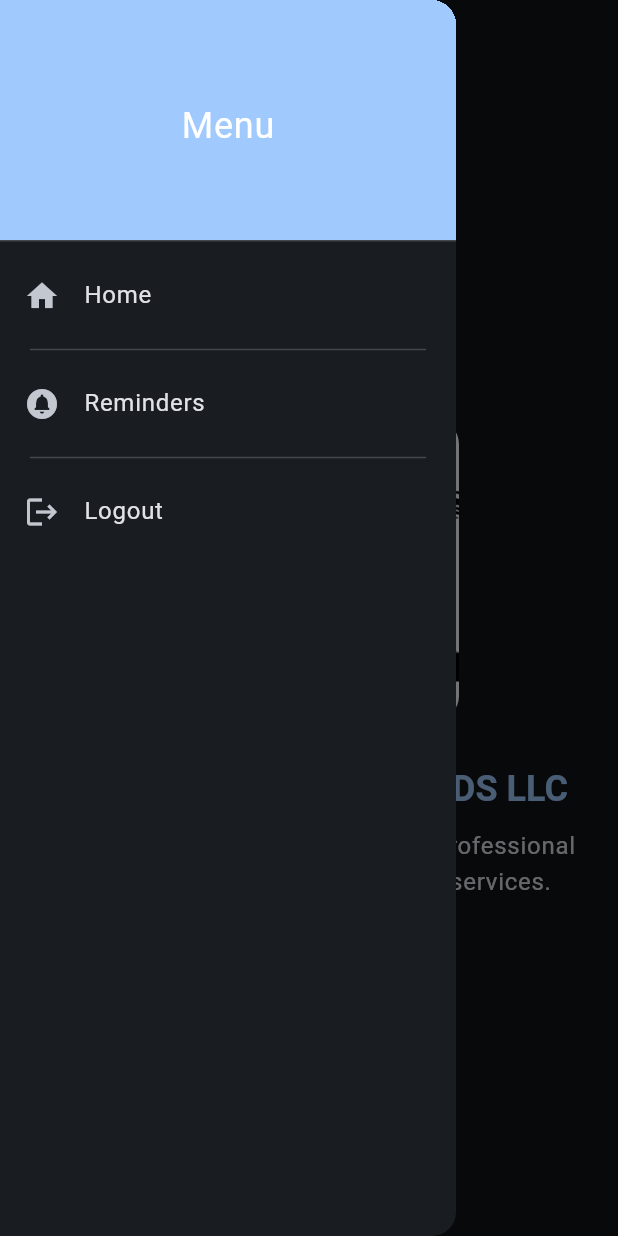
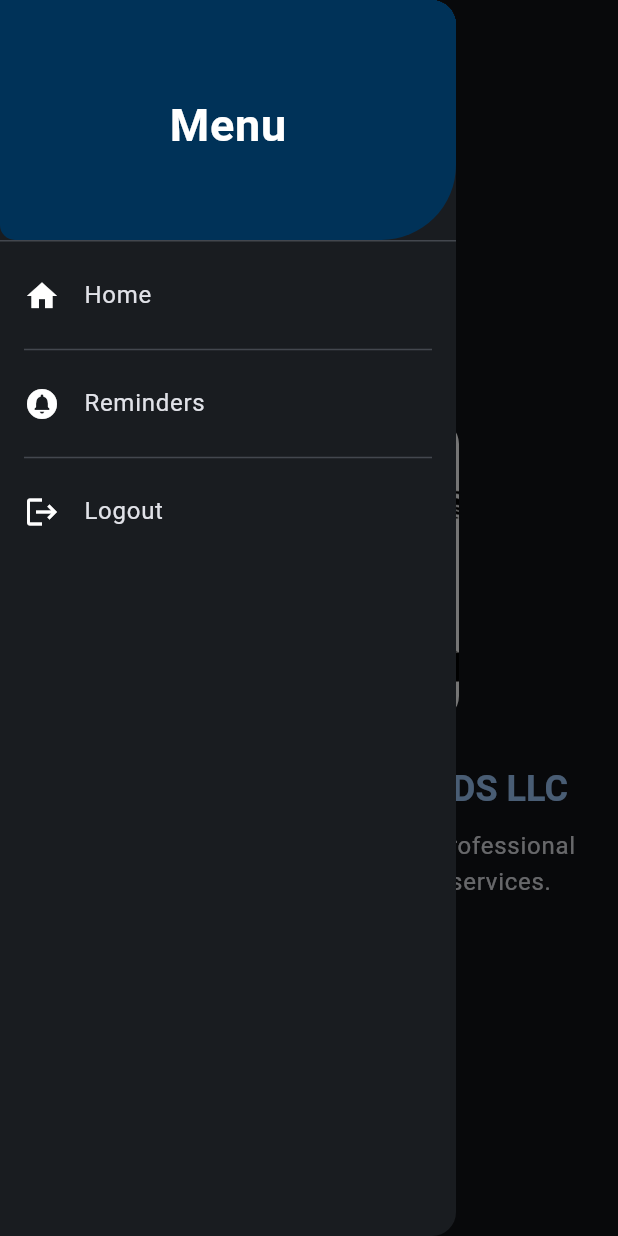
Before and after one commit to EFDEZZ/agend_app, a Flutter app: the HomeScreen screen opened by its route, in the side drawer, after a tap on "Home", on a phone screen of 412 x 824 dp. Run offline on Flutter 3.47's test engine with Material 3 defaults, Android fonts, the phone set to English and light mode, and no system bars; our stand-ins replace flutter_riverpod, go_router, jwt_decoder, riverpod, shared_preferences; accounts and stored records are empty; network calls fail.

Commit message:
drwaer changes

```diff
--- a/lib/src/presentation/widgets/shared/custom_drawer.dart
+++ b/lib/src/presentation/widgets/shared/custom_drawer.dart
@@ -9,38 +9,75 @@ class CustomDrawer extends ConsumerWidget {
   @override
   Widget build(BuildContext context, ref) {
     final colors = Theme.of(context).colorScheme;
+
     return Drawer(
       child: Column(
         children: [
-          DrawerHeader(
-            decoration: BoxDecoration(color: colors.primary),
-            child: Center(
-              child: Text(
-                'Menu',
-                style: TextStyle(fontSize: 24, color: Colors.white),
+          // Header with profile, title, and user name
+          SizedBox(
+            width: double.infinity,
+            child: DrawerHeader(
+              decoration: BoxDecoration(
+                color: colors.onPrimary,
+                borderRadius: BorderRadius.only(
+                  bottomLeft: Radius.circular(10),
+                  bottomRight: Radius.circular(50),
+                ),
+              ),
+              child: Padding(
+                padding: const EdgeInsets.all(5.0),
+                child: Column(
+                  mainAxisAlignment: MainAxisAlignment.center,
+                  crossAxisAlignment: CrossAxisAlignment.center,
+                  children: [
+                    // CircleAvatar(
+                    //   child: Icon(Icons.account_circle_outlined, size: 40,),
+                    // ),
+                    const SizedBox(height: 5),
+                    // User name (this could be dynamic based on the user data)
+                    Text(
+                      'Menu',
+                      style: TextStyle(
+                        fontSize: 30,
+                        fontWeight: FontWeight.bold,
+                        color: Colors.white,
+                      ),
+                    ),
+                    const SizedBox(height: 6),
+                    // Optional subtitle (like email or role)
+                    // Text(
+                    //   'user@example.com', // You can replace this with dynamic data
+                    //   style: TextStyle(
+                    //     fontSize: 16,
+                    //     color: Colors.white70,
+                    //   ),
+                    // ),
+                  ],
+                ),
               ),
             ),
           ),
-          ListTile(
-            leading: const Icon(Icons.home),
-            title: const Text('Home'),
-            onTap: () {
-              context.go('/home/');
-            },
+          // Menu items without divider before the first item
+          _buildListTile(
+            context,
+            icon: Icons.home,
+            title: 'Home',
+            route: '/home/',
+            showDivider: true, // No mostrar divider después del primer elemento
           ),
-          Divider(indent: 20, endIndent: 20),
-          ListTile(
-            leading: const Icon(Icons.circle_notifications),
-            title: const Text('Reminders'),
-            onTap: () {
-              context.go('/appointments/');
-              // Navigate to home screen
-            },
+          _buildListTile(
+            context,
+            icon: Icons.circle_notifications,
+            title: 'Reminders',
+            route: '/appointments/',
+            showDivider: true,
           ),
-          Divider(indent: 20, endIndent: 20),
-          ListTile(
-            leading: const Icon(Icons.logout),
-            title: const Text('Logout'),
+          _buildListTile(
+            context,
+            icon: Icons.logout,
+            title: 'Logout',
+            route: null,
+            showDivider: false, // No mostrar divider después del último elemento
             onTap: () async {
               try {
                 await AuthService.logout(context, ref);
@@ -55,4 +92,40 @@ class CustomDrawer extends ConsumerWidget {
       ),
     );
   }
+
+  // Helper method to create a ListTile with proper styling
+  Widget _buildListTile(
+    BuildContext context, {
+    required IconData icon,
+    required String title,
+    String? route,
+    bool showDivider = true,
+    void Function()? onTap,
+  }) {
+    return Column(
+      children: [
+        ListTile(
+          leading: Icon(icon, color: Theme.of(context).iconTheme.color),
+          title: Text(title, style: TextStyle(fontSize: 16)),
+          onTap: () {
+            if (route != null) {
+              context.go(route);
+            } else if (onTap != null) {
+              onTap();
+            }
+          },
+        ),
+        // Mostrar divider solo si showDivider es true y no es el último elemento
+        if (showDivider && title != 'Logout') _buildDivider(),
+      ],
+    );
+  }
+
+  // Helper method to add a custom divider with padding
+  Widget _buildDivider() {
+    return Padding(
+      padding: const EdgeInsets.symmetric(horizontal: 16.0),
+      child: Divider(),
+    );
+  }
 }
```
